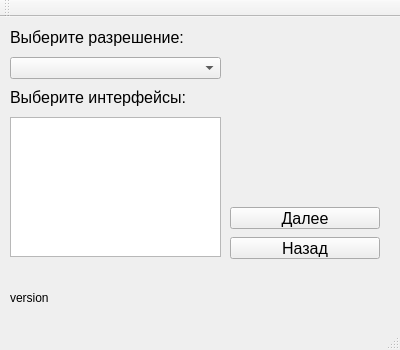
This is mst/mainwindow.ui in marcelo-tavares-ifsp/mst as Qt 5 draws it before an edit. The edited form follows.
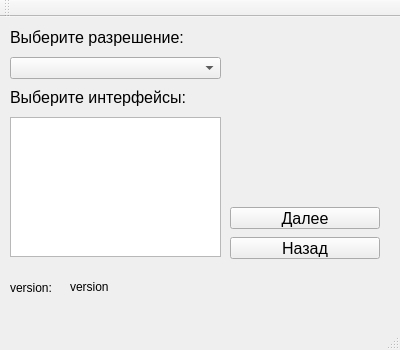
This is the edited form.

The edit to the form file:
```diff
--- a/mst/mainwindow.ui
+++ b/mst/mainwindow.ui
@@ -285,14 +285,27 @@
    <widget class="QLabel" name="lbl_version">
     <property name="geometry">
      <rect>
+      <x>70</x>
+      <y>260</y>
+      <width>321</width>
+      <height>20</height>
+     </rect>
+    </property>
+    <property name="text">
+     <string>version</string>
+    </property>
+   </widget>
+   <widget class="QLabel" name="label">
+    <property name="geometry">
+     <rect>
       <x>10</x>
-      <y>270</y>
-      <width>371</width>
+      <y>260</y>
+      <width>64</width>
       <height>21</height>
      </rect>
     </property>
     <property name="text">
-     <string>version</string>
+     <string>version:</string>
     </property>
    </widget>
   </widget>
```
Left out of the diff: 2 changed lines with no effect on the pictures.
